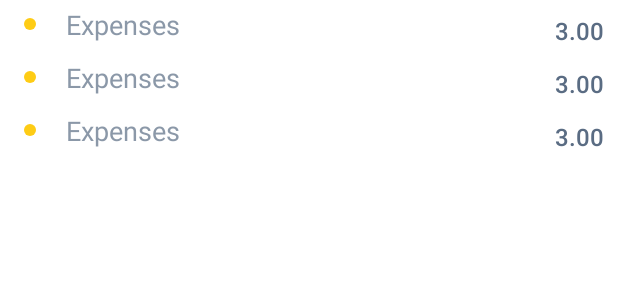
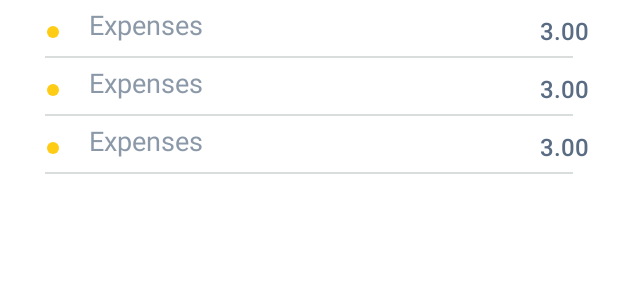
Before and after one commit to AndreuZaitsev/PiggyBank, an Android app: the layout daily_stat.xml on its own in the app's theme, with its tools: preview values and no code run, on a phone screen of 412 x 824 dp. Shown: the top 300 px of the screen. Run offline under Robolectric (Android 15) with nearby library versions, the phone set to English and light mode, and no system bars.

Commit message:
Update item expenses xml Update fun loadExpenses

```diff
--- a/app/src/main/java/com/example/piggybank/viewmodels/DailyStatViewModel.kt
+++ b/app/src/main/java/com/example/piggybank/viewmodels/DailyStatViewModel.kt
@@ -35,8 +35,7 @@ class DailyStatViewModel : ViewModel() {
     private suspend fun loadExpenses(): List<StatItem> =
         repository.getExpenses()
             .groupBy {
-                val day = it.dateInMls.toDateItem()
-                day
+                it.dateInMls.toDateItem()
             }
             .flatMap {
                 val dateItem = it.key
--- a/app/src/main/res/layout/expenses_stat.xml
+++ b/app/src/main/res/layout/expenses_stat.xml
@@ -3,7 +3,7 @@
         xmlns:app="http://schemas.android.com/apk/res-auto"
         android:layout_width="match_parent"
         android:layout_height="match_parent"
-        android:background="@color/colorWhite">
+        android:background="@color/background_keyboard">
 
     <androidx.appcompat.widget.Toolbar
             android:id="@+id/statistic_exp_toolbar"
--- a/app/src/main/res/layout/item_expense.xml
+++ b/app/src/main/res/layout/item_expense.xml
@@ -3,24 +3,28 @@
         xmlns:app="http://schemas.android.com/apk/res-auto"
         xmlns:tools="http://schemas.android.com/tools"
         android:layout_width="match_parent"
-        android:layout_height="wrap_content">
+        android:layout_height="wrap_content"
+        android:background="@color/colorWhite"
+        android:layout_marginHorizontal="10dp">
+
     <ImageView
             android:id="@+id/iv_rect"
             android:layout_width="wrap_content"
             android:layout_height="wrap_content"
+            android:layout_margin="5dp"
             android:paddingHorizontal="16dp"
             android:paddingVertical="12dp"
             android:src="@drawable/ic_rectangle_3"
             app:layout_constraintStart_toStartOf="parent"
-            app:layout_constraintTop_toTopOf="parent"/>
+            app:layout_constraintTop_toTopOf="parent" />
 
     <TextView
             android:id="@+id/tv_expense_name"
             android:layout_width="wrap_content"
             android:layout_height="wrap_content"
+            android:padding="4dp"
             android:textColor="@color/expenses_item_name"
             android:textSize="18sp"
-            android:padding="4dp"
             app:layout_constraintStart_toEndOf="@id/iv_rect"
             app:layout_constraintTop_toTopOf="parent"
             tools:text="Expenses" />
@@ -30,13 +34,24 @@
             android:layout_width="wrap_content"
             android:layout_height="wrap_content"
             android:layout_margin="5dp"
+            android:layout_marginHorizontal="5dp"
+            android:fontFamily="sans-serif-medium"
+            android:textColor="@color/color_pie_value"
+            android:textSize="16sp"
+            android:padding="4dp"
             app:layout_constraintEnd_toEndOf="parent"
             app:layout_constraintTop_toTopOf="parent"
-            android:padding="4dp"
-            tools:text="3.00"
-            android:textColor="@color/color_pie_value"
-            android:fontFamily="sans-serif-medium"
-            android:textSize="16sp"/>
+            tools:text="3.00" />
+
+    <View
+            android:id="@+id/item_divider"
+            android:layout_width="match_parent"
+            android:layout_height="1dp"
+            android:layout_marginHorizontal="20dp"
+            android:background="@color/divider"
+            app:layout_constraintEnd_toEndOf="@id/tv_expense_value"
+            app:layout_constraintStart_toStartOf="@id/iv_rect"
+            app:layout_constraintTop_toBottomOf="@id/iv_rect" />
 
 
 </androidx.constraintlayout.widget.ConstraintLayout>
```
